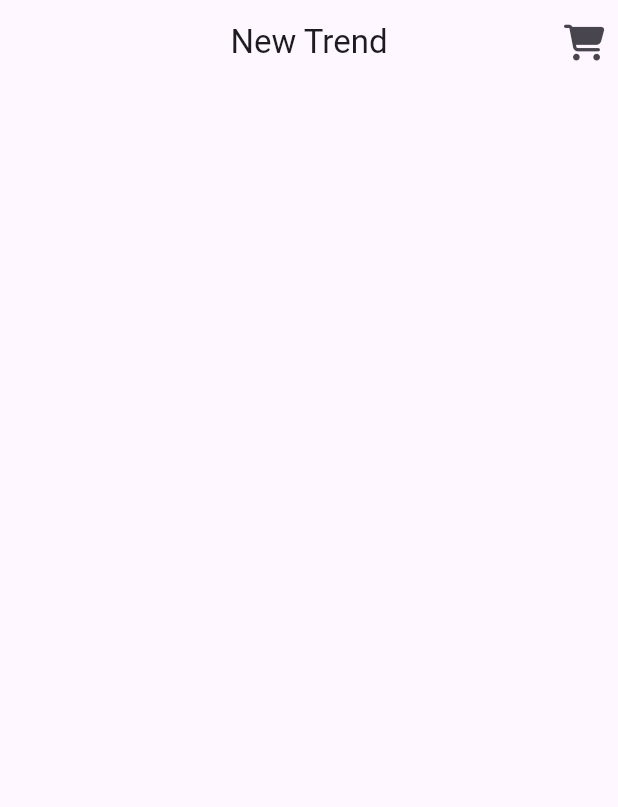
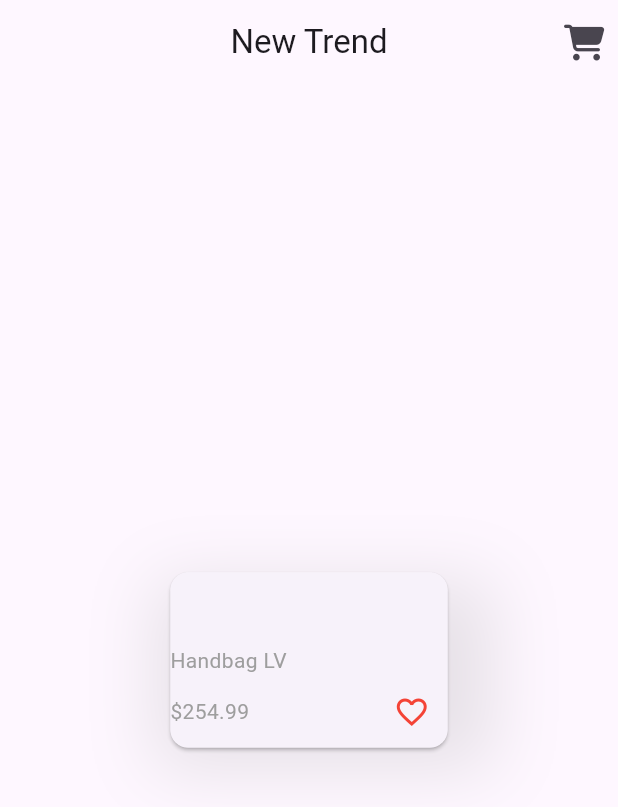
Before and after one commit to YoussefHabib97/store_fakeapi, a Flutter app: the screen it shows after launch, on a phone screen of 412 x 824 dp. Shown: the top 807 px of the screen. Run offline on Flutter 3.47's test engine with Material 3 defaults, Android fonts, the light colour scheme and no system bars; our stand-ins replace font_awesome_flutter.

Commit message:
Initial product card UI done

```diff
--- a/lib/views/home_view.dart
+++ b/lib/views/home_view.dart
@@ -18,6 +18,53 @@ class HomeView extends StatelessWidget {
           ),
         ],
       ),
+      body: Center(
+        child: Container(
+          width: 225,
+          height: 125,
+          decoration: BoxDecoration(
+            boxShadow: [
+              BoxShadow(
+                blurRadius: 40,
+                color: Colors.grey.withOpacity(0.25),
+                spreadRadius: 0,
+                offset: const Offset(10, 10),
+              ),
+            ],
+          ),
+          child: Padding(
+            padding: const EdgeInsets.symmetric(horizontal: 16),
+            child: Card(
+              child: Column(
+                mainAxisAlignment: MainAxisAlignment.end,
+                crossAxisAlignment: CrossAxisAlignment.start,
+                children: [
+                  const Text(
+                    'Handbag LV',
+                    style: TextStyle(color: Colors.grey),
+                  ),
+                  Row(
+                    mainAxisAlignment: MainAxisAlignment.spaceBetween,
+                    children: [
+                      const Text(
+                        '\$254.99',
+                        style: TextStyle(color: Colors.grey),
+                      ),
+                      IconButton(
+                        onPressed: () {},
+                        icon: const Icon(
+                          Icons.favorite_outline,
+                          color: Colors.red,
+                        ),
+                      ),
+                    ],
+                  ),
+                ],
+              ),
+            ),
+          ),
+        ),
+      ),
     );
   }
 }
```
